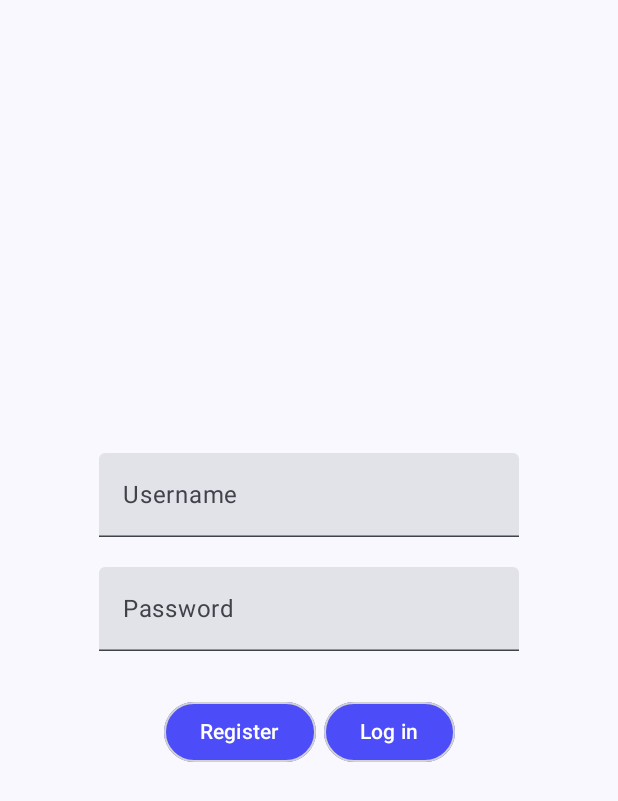
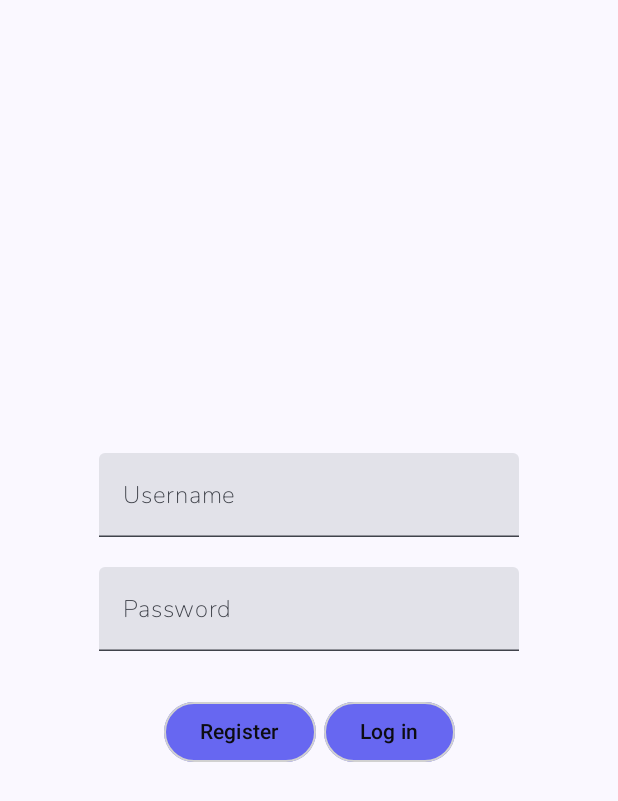
Before and after one commit to lexusshatov/Wallet, an Android app built with Jetpack Compose: the screen it shows after launch (MainActivity), on a phone screen of 412 x 824 dp. Shown: the top 801 px of the screen. Run offline under Robolectric (Android 15) with nearby library versions, the phone set to English and light mode, and no system bars.

Commit message:
Provide fonts, theming

```diff
--- a/app/src/main/java/com/mouse/wallet/MainActivity.kt
+++ b/app/src/main/java/com/mouse/wallet/MainActivity.kt
@@ -5,10 +5,8 @@ import androidx.activity.ComponentActivity
 import androidx.activity.compose.setContent
 import androidx.compose.foundation.layout.fillMaxSize
 import androidx.compose.material3.*
-import androidx.compose.runtime.Composable
 import androidx.compose.runtime.remember
 import androidx.compose.ui.Modifier
-import androidx.compose.ui.tooling.preview.Preview
 import com.mouse.wallet.ui.navigation.WalletNavHost
 import com.mouse.wallet.ui.theme.WalletTheme
 
@@ -30,16 +28,3 @@ class MainActivity : ComponentActivity() {
         }
     }
 }
-
-@Composable
-fun Greeting(name: String) {
-    Text(text = "Hello $name!")
-}
-
-@Preview(showBackground = true)
-@Composable
-fun DefaultPreview() {
-    WalletTheme {
-        Greeting("Android")
-    }
-}
--- a/app/src/main/java/com/mouse/wallet/ui/component/WalletButton.kt
+++ b/app/src/main/java/com/mouse/wallet/ui/component/WalletButton.kt
@@ -5,17 +5,20 @@ import androidx.compose.animation.core.LinearEasing
 import androidx.compose.animation.core.tween
 import androidx.compose.foundation.BorderStroke
 import androidx.compose.foundation.interaction.MutableInteractionSource
+import androidx.compose.foundation.isSystemInDarkTheme
 import androidx.compose.foundation.layout.PaddingValues
 import androidx.compose.foundation.layout.RowScope
 import androidx.compose.foundation.layout.requiredSize
 import androidx.compose.material3.Button
 import androidx.compose.material3.ButtonDefaults
 import androidx.compose.material3.ButtonElevation
+import androidx.compose.material3.ProvideTextStyle
 import androidx.compose.runtime.*
 import androidx.compose.ui.Modifier
 import androidx.compose.ui.graphics.Color
 import androidx.compose.ui.graphics.Shape
 import androidx.compose.ui.layout.onPlaced
+import androidx.compose.ui.text.TextStyle
 import androidx.compose.ui.unit.DpSize
 import androidx.compose.ui.unit.IntSize
 import androidx.compose.ui.unit.dp
@@ -23,6 +26,7 @@ import com.airbnb.lottie.compose.LottieAnimation
 import com.airbnb.lottie.compose.LottieCompositionSpec
 import com.airbnb.lottie.compose.LottieConstants
 import com.airbnb.lottie.compose.rememberLottieComposition
+import com.mouse.wallet.ui.theme.Black
 import com.mouse.wallet.ui.theme.BlueSmooth
 import com.mouse.wallet.ui.theme.LightGraySmooth
 import com.mouse.wallet.util.toDpSize
@@ -43,6 +47,8 @@ fun WalletButton(
     interactionSource: MutableInteractionSource = remember { MutableInteractionSource() },
     content: @Composable RowScope.() -> Unit,
 ) {
+    val textStyle = TextStyle(if (isSystemInDarkTheme()) Color.White else Black)
+
     val isButtonEnabled = enabled && !loading
     val animatedButtonColor = animateColorAsState(
         targetValue = if (isButtonEnabled) color else LightGraySmooth,
@@ -54,6 +60,7 @@ fun WalletButton(
         spec = LottieCompositionSpec.Asset(LOADING_ASSET)
     )
 
+    ProvideTextStyle(textStyle) {
         Button(
             onClick = onClick,
             modifier = modifier.onPlaced { coordinates ->
@@ -86,3 +93,4 @@ fun WalletButton(
             } else content()
         }
     }
+}
--- a/app/src/main/java/com/mouse/wallet/ui/theme/Color.kt
+++ b/app/src/main/java/com/mouse/wallet/ui/theme/Color.kt
@@ -10,5 +10,6 @@ val Purple40 = Color(0xFF6650a4)
 val PurpleGrey40 = Color(0xFF625b71)
 val Pink40 = Color(0xFF7D5260)
 
-val BlueSmooth = Color(0xFF4C4CF8)
+val BlueSmooth = Color(0xFF6767F1)
 val LightGraySmooth = Color(0xFFD1D1D1)
+val Black = Color(0xFF0C0C11)
--- a/app/src/main/java/com/mouse/wallet/ui/theme/Theme.kt
+++ b/app/src/main/java/com/mouse/wallet/ui/theme/Theme.kt
@@ -3,38 +3,28 @@ package com.mouse.wallet.ui.theme
 import android.app.Activity
 import android.os.Build
 import androidx.compose.foundation.isSystemInDarkTheme
-import androidx.compose.material3.MaterialTheme
-import androidx.compose.material3.darkColorScheme
-import androidx.compose.material3.dynamicDarkColorScheme
-import androidx.compose.material3.dynamicLightColorScheme
-import androidx.compose.material3.lightColorScheme
+import androidx.compose.material3.*
 import androidx.compose.runtime.Composable
 import androidx.compose.runtime.SideEffect
+import androidx.compose.ui.graphics.Color
 import androidx.compose.ui.graphics.toArgb
 import androidx.compose.ui.platform.LocalContext
 import androidx.compose.ui.platform.LocalView
+import androidx.compose.ui.text.TextStyle
 import androidx.core.view.ViewCompat
 
 private val DarkColorScheme = darkColorScheme(
     primary = Purple80,
     secondary = PurpleGrey80,
-    tertiary = Pink80
+    tertiary = Pink80,
+    onPrimary = Color.White,
+    onPrimaryContainer = Color.White,
 )
 
 private val LightColorScheme = lightColorScheme(
     primary = Purple40,
     secondary = PurpleGrey40,
     tertiary = Pink40
-
-    /* Other default colors to override
-    background = Color(0xFFFFFBFE),
-    surface = Color(0xFFFFFBFE),
-    onPrimary = Color.White,
-    onSecondary = Color.White,
-    onTertiary = Color.White,
-    onBackground = Color(0xFF1C1B1F),
-    onSurface = Color(0xFF1C1B1F),
-    */
 )
 
 @Composable
@@ -42,7 +32,7 @@ fun WalletTheme(
     darkTheme: Boolean = isSystemInDarkTheme(),
     // Dynamic color is available on Android 12+
     dynamicColor: Boolean = true,
-    content: @Composable () -> Unit
+    content: @Composable () -> Unit,
 ) {
     val colorScheme = when {
         dynamicColor && Build.VERSION.SDK_INT >= Build.VERSION_CODES.S -> {
--- a/app/src/main/java/com/mouse/wallet/ui/theme/Type.kt
+++ b/app/src/main/java/com/mouse/wallet/ui/theme/Type.kt
@@ -2,33 +2,38 @@ package com.mouse.wallet.ui.theme
 
 import androidx.compose.material3.Typography
 import androidx.compose.ui.text.TextStyle
+import androidx.compose.ui.text.font.Font
 import androidx.compose.ui.text.font.FontFamily
+import androidx.compose.ui.text.font.FontStyle
 import androidx.compose.ui.text.font.FontWeight
 import androidx.compose.ui.unit.sp
+import com.mouse.wallet.R
 
-// Set of Material typography styles to start with
+val fonts = FontFamily(
+    Font(R.font.nunito, style = FontStyle.Normal),
+    Font(R.font.nunito_italic, style = FontStyle.Italic)
+)
+
 val Typography = Typography(
     bodyLarge = TextStyle(
-        fontFamily = FontFamily.Default,
+        fontFamily = fonts,
         fontWeight = FontWeight.Normal,
         fontSize = 16.sp,
         lineHeight = 24.sp,
         letterSpacing = 0.5.sp
-    )
-    /* Other default text styles to override
+    ),
     titleLarge = TextStyle(
-        fontFamily = FontFamily.Default,
-        fontWeight = FontWeight.Normal,
+        fontFamily = fonts,
+        fontWeight = FontWeight.SemiBold,
         fontSize = 22.sp,
         lineHeight = 28.sp,
         letterSpacing = 0.sp
     ),
     labelSmall = TextStyle(
-        fontFamily = FontFamily.Default,
-        fontWeight = FontWeight.Medium,
+        fontFamily = fonts,
+        fontWeight = FontWeight.Light,
         fontSize = 11.sp,
         lineHeight = 16.sp,
         letterSpacing = 0.5.sp
     )
-    */
 )
```
Also changed, not shown: app/src/main/res/font/nunito.ttf (added), app/src/main/res/font/nunito_italic.ttf (added). Lines whose indentation alone changed are shown as unchanged.
